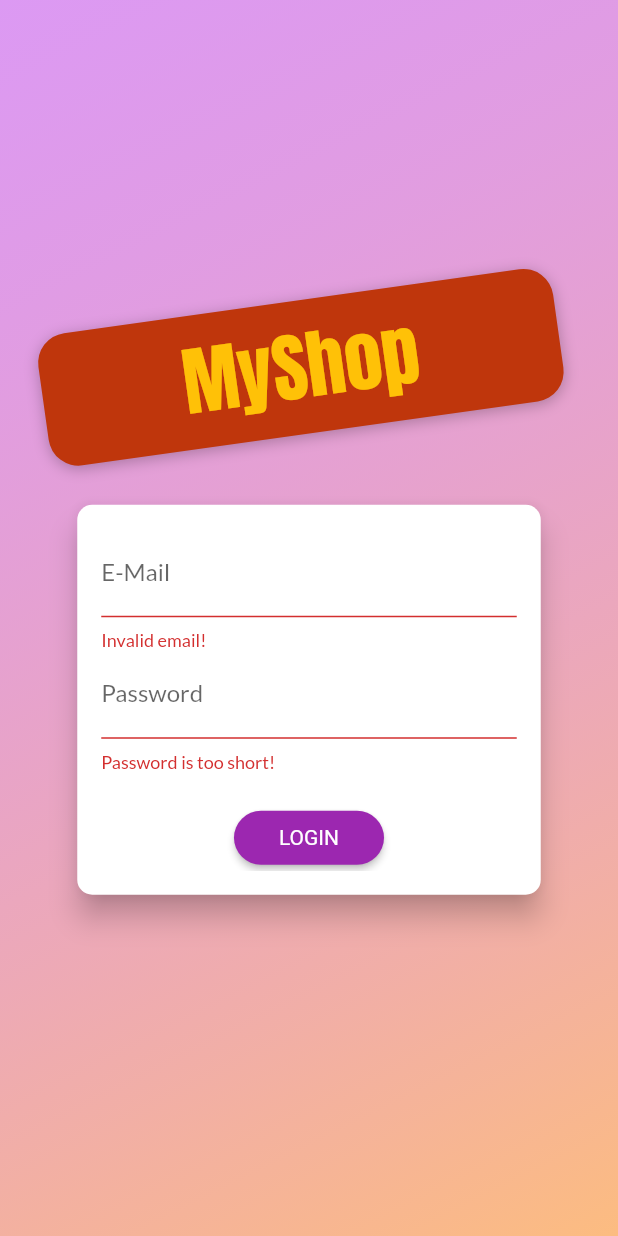
After one commit to nandanmaiya21/shoping_app, a Flutter app: the screen it shows after launch, after a tap on "LOGIN", on a phone screen of 412 x 824 dp. The commit adds this screen. Run offline on Flutter 3.47's test engine with Material 2 defaults, Android fonts, the phone set to English and light mode, and no system bars; our stand-ins replace blur, shared_preferences; network calls fail.

Commit message:
Third Commit

```diff
--- a/lib/main.dart
+++ b/lib/main.dart
@@ -1,4 +1,5 @@
 import 'package:flutter/material.dart';
+import 'package:shoping_app/screens/splash_screen.dart';
 import 'providers/orders.dart';
 import 'package:shoping_app/providers/cart.dart';
 import 'package:shoping_app/screens/cart_screen.dart';
@@ -10,6 +11,8 @@ import 'package:provider/provider.dart';
 import './screens/order_screen.dart';
 import './screens/user_product_screen.dart';
 import './screens/edit_product_screen.dart';
+import './providers/auth.dart';
+import './screens/auth_screen.dart';
 
 void main() => runApp(MyApp());
 
@@ -18,27 +21,52 @@ class MyApp extends StatelessWidget {
   Widget build(BuildContext context) {
     return MultiProvider(
       providers: [
-        ChangeNotifierProvider(
-          create: (ctx) => Products(),
+        ChangeNotifierProvider.value(
+          value: Auth(),
+        ),
+        ChangeNotifierProxyProvider<Auth, Products>(
+          create: (_) => Products('', [], ''),
+          update: (ctx, auth, previousProducts) => Products(
+              auth.token == null ? '' : auth.token!,
+              previousProducts == null ? [] : previousProducts.items,
+              auth.userId == null ? '' : auth.userId!),
         ),
         ChangeNotifierProvider(
           create: (ctx) => Cart(),
         ),
-        ChangeNotifierProvider(
-          create: (ctx) => Orders(),
+        ChangeNotifierProxyProvider<Auth, Orders>(
+          create: (_) => Orders('', '', []),
+          update: (ctx, auth, previousOrders) => Orders(
+              auth.token == null ? '' : auth.token!,
+              auth.userId == null ? '' : auth.userId!,
+              previousOrders == null ? [] : previousOrders.orders),
         ),
       ],
-      child: MaterialApp(
+      child: Consumer<Auth>(
+        builder: (ctx, auth, _) => MaterialApp(
           debugShowCheckedModeBanner: false,
           title: 'MyShop',
           theme: ThemeData(
             fontFamily: 'Lato',
+            textTheme: TextTheme(
+              titleLarge: TextStyle(color: Colors.amber),
+            ),
             colorScheme: ColorScheme.fromSwatch().copyWith(
                 primary: Colors.purple,
                 secondary: Colors.deepOrange,
                 onBackground: Colors.purple[100]),
+            scaffoldBackgroundColor: Colors.purple[100],
           ),
-        home: ProductOverviewScreen(),
+          home: auth.isAuth
+              ? ProductOverviewScreen()
+              : FutureBuilder(
+                  future: auth.tryAutoLogin(),
+                  builder: (ctx, authResultSnapShot) =>
+                      authResultSnapShot.connectionState ==
+                              ConnectionState.waiting
+                          ? SplashScreen()
+                          : AuthScreen(),
+                ),
           routes: {
             ProductDetailScreen.routeName: (ctx) => ProductDetailScreen(),
             CartScreen.routeName: (ctx) => CartScreen(),
@@ -48,6 +76,7 @@ class MyApp extends StatelessWidget {
             EditProductScreen.routeName: (ctx) => EditProductScreen(),
           },
         ),
+      ),
     );
   }
 }
--- /dev/null
+++ b/lib/providers/auth.dart
@@ -0,0 +1,123 @@
+import 'package:flutter/material.dart';
+import 'package:http/http.dart' as http;
+import 'dart:convert';
+import '../model/http_exception.dart';
+import 'dart:async';
+import 'package:shared_preferences/shared_preferences.dart';
+
+class Auth with ChangeNotifier {
+  String? _token;
+  DateTime? _expiryDate;
+  String? _userId;
+  Timer? _authTimer;
+
+  bool get isAuth {
+    return token != null;
+  }
+
+  String? get token {
+    if (_expiryDate != null &&
+        _expiryDate!.isAfter(DateTime.now()) &&
+        _token != null) {
+      return _token;
+    } else {
+      return null;
+    }
+  }
+
+  String? get userId {
+    return _userId;
+  }
+
+  Future<void> _authenticate(
+      String email, String password, String urlSegment) async {
+    final Uri url = Uri.parse(
+        'https://identitytoolkit.googleapis.com/v1/accounts:$urlSegment?key=AIzaSyBz-HX_NRbAsOvB0582aT6UpDdjJqq-54E');
+    try {
+      final response = await http.post(
+        url,
+        body: json.encode(
+          {
+            'email': email,
+            'password': password,
+            'returnSecureToken': true,
+          },
+        ),
+      );
+      final responseData = json.decode(response.body);
+      if (responseData['error'] != null) {
+        throw HttpException(responseData['error']['message']);
+      }
+
+      _token = responseData['idToken'];
+      _userId = responseData['localId'];
+      _expiryDate = DateTime.now()
+          .add(Duration(seconds: int.parse(responseData['expiresIn'])));
+      _autoLogout();
+      notifyListeners();
+
+      final prefs = await SharedPreferences.getInstance();
+      final userData = json.encode({
+        'token': _token,
+        'userId': _userId,
+        'expiryDate': _expiryDate!.toIso8601String()
+      });
+      prefs.setString('userData', userData);
+    } catch (error) {
+      rethrow;
+    }
+  }
+
+  Future<void> signup(String email, String password) async {
+    return _authenticate(email, password, 'signUp');
+  }
+
+  Future<void> login(String email, String password) async {
+    return _authenticate(email, password, 'signInWithPassword');
+  }
+
+  Future<bool> tryAutoLogin() async {
+    final prefs = await SharedPreferences.getInstance();
+    if (!prefs.containsKey('userData')) {
+      return false;
+    }
+    final extractedUserData =
+        json.decode(prefs.getString('userData')!) as Map<String, dynamic>;
+    final expiryDate =
+        DateTime.parse(extractedUserData['expiryDate'] as String);
+
+    if (expiryDate.isAfter(DateTime.now())) {
+      return false;
+    }
+
+    _token = extractedUserData['token'] as String;
+    _userId = extractedUserData['userId'] as String;
+    _expiryDate = expiryDate;
+    notifyListeners();
+    _autoLogout();
+    return true;
+  }
+
+  void logout() {
+    _token = null;
+    _userId = null;
+    _expiryDate = null;
+
+    if (_authTimer != null) {
+      _authTimer!.cancel();
+      _authTimer = null;
+    }
+
+    notifyListeners();
+  }
+
+  void _autoLogout() {
+    if (_authTimer != null) {
+      _authTimer!.cancel();
+    }
+
+    final timeToExpiry = _expiryDate!.difference(DateTime.now()).inSeconds;
+
+    _authTimer = Timer(Duration(seconds: timeToExpiry), logout);
+  }
+}
--- a/lib/providers/orders.dart
+++ b/lib/providers/orders.dart
@@ -20,14 +20,18 @@ class OrderItem {
 
 class Orders with ChangeNotifier {
   List<OrderItem> _orders = [];
+  final String token;
+  final String userId;
+
+  Orders(this.token, this.userId, this._orders);
 
   List<OrderItem> get orders {
     return [..._orders];
   }
 
   Future<void> addOrder(List<CartItem> cartProducts, double total) async {
-    final Uri url = Uri.https(
-        'flutter-update-a0552-default-rtdb.firebaseio.com', '/orders.json');
+    final Uri url = Uri.parse(
+        'https://flutter-update-a0552-default-rtdb.firebaseio.com/orders/$userId.json?auth=$token');
     final timeStamp = DateTime.now();
     final response = await http.post(url,
         body: json.encode({
@@ -59,8 +63,8 @@ class Orders with ChangeNotifier {
   }
 
   Future<void> fetchAndSetOrders() async {
-    final Uri url = Uri.https(
-        'flutter-update-a0552-default-rtdb.firebaseio.com', '/orders.json');
+    final Uri url = Uri.parse(
+        'https://flutter-update-a0552-default-rtdb.firebaseio.com/orders/$userId.json?auth=$token');
     final response = await http.get(url);
     final List<OrderItem> loadedOrders = [];
     final extractedData = json.decode(response.body) as Map<String, dynamic>;
--- /dev/null
+++ b/lib/screens/auth_screen.dart
@@ -0,0 +1,284 @@
+import 'dart:math';
+
+import 'package:flutter/material.dart';
+import '../providers/auth.dart';
+import 'package:provider/provider.dart';
+import '../model/http_exception.dart';
+
+enum AuthMode { Signup, Login }
+
+class AuthScreen extends StatelessWidget {
+  static const routeName = '/auth';
+
+  @override
+  Widget build(BuildContext context) {
+    final deviceSize = MediaQuery.of(context).size;
+    // final transformConfig = Matrix4.rotationZ(-8 * pi / 180);
+    // transformConfig.translate(-10.0);
+    return Scaffold(
+      // resizeToAvoidBottomInset: false,
+      body: Stack(
+        children: <Widget>[
+          Container(
+            decoration: BoxDecoration(
+              gradient: LinearGradient(
+                colors: [
+                  Color.fromRGBO(215, 117, 255, 1).withOpacity(0.5),
+                  Color.fromRGBO(255, 188, 117, 1).withOpacity(0.9),
+                ],
+                begin: Alignment.topLeft,
+                end: Alignment.bottomRight,
+                stops: [0, 1],
+              ),
+            ),
+          ),
+          SingleChildScrollView(
+            child: Container(
+              height: deviceSize.height,
+              width: deviceSize.width,
+              child: Column(
+                mainAxisAlignment: MainAxisAlignment.center,
+                crossAxisAlignment: CrossAxisAlignment.center,
+                children: <Widget>[
+                  Flexible(
+                    child: Container(
+                      margin: EdgeInsets.only(bottom: 20.0),
+                      padding:
+                          EdgeInsets.symmetric(vertical: 8.0, horizontal: 94.0),
+                      transform: Matrix4.rotationZ(-8 * pi / 180)
+                        ..translate(-10.0),
+                      // ..translate(-10.0),
+                      decoration: BoxDecoration(
+                        borderRadius: BorderRadius.circular(20),
+                        color: Colors.deepOrange.shade900,
+                        boxShadow: [
+                          BoxShadow(
+                            blurRadius: 8,
+                            color: Colors.black26,
+                            offset: Offset(0, 2),
+                          )
+                        ],
+                      ),
+                      child: Text(
+                        'MyShop',
+                        style: TextStyle(
+                          color: Theme.of(context).textTheme.titleLarge!.color,
+                          fontSize: 50,
+                          fontFamily: 'Anton',
+                          fontWeight: FontWeight.normal,
+                        ),
+                      ),
+                    ),
+                  ),
+                  Flexible(
+                    flex: deviceSize.width > 600 ? 2 : 1,
+                    child: AuthCard(),
+                  ),
+                ],
+              ),
+            ),
+          ),
+        ],
+      ),
+    );
+  }
+}
+
+class AuthCard extends StatefulWidget {
+  const AuthCard({
+    Key? key,
+  }) : super(key: key);
+
+  @override
+  _AuthCardState createState() => _AuthCardState();
+}
+
+class _AuthCardState extends State<AuthCard> {
+  final GlobalKey<FormState> _formKey = GlobalKey();
+  AuthMode _authMode = AuthMode.Login;
+  Map<String, String> _authData = {
+    'email': '',
+    'password': '',
+  };
+  var _isLoading = false;
+  final _passwordController = TextEditingController();
+
+  void _showErrorDialog(String message) {
+    showDialog(
+      context: context,
+      builder: (ctx) => AlertDialog(
+        title: Text('An Error Occured!'),
+        content: Text(message),
+        actions: [
+          TextButton(
+              onPressed: () {
+                Navigator.of(ctx).pop();
+              },
+              child: const Text('OK'))
+        ],
+      ),
+    );
+  }
+
+  Future<void> _submit() async {
+    if (!_formKey.currentState!.validate()) {
+      // Invalid!
+      return;
+    }
+    _formKey.currentState!.save();
+    setState(() {
+      _isLoading = true;
+    });
+
+    try {
+      if (_authMode == AuthMode.Login) {
+        // Log user in
+        await Provider.of<Auth>(context, listen: false)
+            .login(_authData['email']!, _authData['password']!);
+      } else {
+        // Sign user up
+        await Provider.of<Auth>(context, listen: false)
+            .signup(_authData['email']!, _authData['password']!);
+      }
+    } on HttpException catch (error) {
+      var errorMessage = 'Authentication failed!';
+
+      if (error.toString().contains('EMAIL_EXISTS')) {
+        errorMessage = 'This email address is already in use.';
+      } else if (error.toString().contains('INVALID_EMAIL')) {
+        errorMessage = 'This is not a valid email address.';
+      } else if (error.toString().contains('WEAK_PASSWORD')) {
+        errorMessage = 'This password is to weak.';
+      } else if (error.toString().contains('EMAIL_NOT_FOUND')) {
+        errorMessage = 'Could not find user with that email.';
+      } else if (error.toString().contains('INVALID_PASSWORD')) {
+        errorMessage = 'Invalid password.';
+      }
+
+      _showErrorDialog(errorMessage);
+    } catch (error) {
+      const errorMessage = 'Could not authenticate you. Please try again later';
+
+      _showErrorDialog(errorMessage);
+    }
+
+    setState(() {
+      _isLoading = false;
+    });
+  }
+
+  void _switchAuthMode() {
+    if (_authMode == AuthMode.Login) {
+      setState(() {
+        _authMode = AuthMode.Signup;
+      });
+    } else {
+      setState(() {
+        _authMode = AuthMode.Login;
+      });
+    }
+  }
+
+  @override
+  Widget build(BuildContext context) {
+    final deviceSize = MediaQuery.of(context).size;
+    return Card(
+      shape: RoundedRectangleBorder(
+        borderRadius: BorderRadius.circular(10.0),
+      ),
+      elevation: 8.0,
+      child: Container(
+        height: _authMode == AuthMode.Signup ? 320 : 260,
+        constraints:
+            BoxConstraints(minHeight: _authMode == AuthMode.Signup ? 320 : 260),
+        width: deviceSize.width * 0.75,
+        padding: EdgeInsets.all(16.0),
+        child: Form(
+          key: _formKey,
+          child: SingleChildScrollView(
+            child: Column(
+              children: <Widget>[
+                TextFormField(
+                  decoration: InputDecoration(labelText: 'E-Mail'),
+                  keyboardType: TextInputType.emailAddress,
+                  validator: (value) {
+                    if (value!.isEmpty || !value.contains('@')) {
+                      return 'Invalid email!';
+                    }
+                    return null;
+                    return null;
+                  },
+                  onSaved: (value) {
+                    _authData['email'] = value!;
+                  },
+                ),
+                TextFormField(
+                  decoration: InputDecoration(labelText: 'Password'),
+                  obscureText: true,
+                  controller: _passwordController,
+                  validator: (value) {
+                    if (value!.isEmpty || value.length < 5) {
+                      return 'Password is too short!';
+                    }
+                  },
+                  onSaved: (value) {
+                    _authData['password'] = value!;
+                  },
+                ),
+                if (_authMode == AuthMode.Signup)
+                  TextFormField(
+                    enabled: _authMode == AuthMode.Signup,
+                    decoration: InputDecoration(labelText: 'Confirm Password'),
+                    obscureText: true,
+                    validator: _authMode == AuthMode.Signup
+                        ? (value) {
+                            if (value != _passwordController.text) {
+                              return 'Passwords do not match!';
+                            }
+                          }
+                        : null,
+                  ),
+                SizedBox(
+                  height: 20,
+                ),
+                if (_isLoading)
+                  CircularProgressIndicator()
+                else
+                  ElevatedButton(
+                    child:
+                        Text(_authMode == AuthMode.Login ? 'LOGIN' : 'SIGN UP'),
+                    onPressed: _submit,
+                    style: ButtonStyle(
+                        padding: MaterialStatePropertyAll(
+                          EdgeInsets.symmetric(horizontal: 30.0, vertical: 8.0),
+                        ),
+                        shape: MaterialStateProperty.all(
+                          RoundedRectangleBorder(
+                            borderRadius: BorderRadius.circular(30),
+                          ),
+                        ),
+                        backgroundColor: MaterialStatePropertyAll(
+                            Theme.of(context).colorScheme.primary),
+                        textStyle: MaterialStatePropertyAll(TextStyle(
+                            color: Theme.of(context).colorScheme.onPrimary))),
+                  ),
+                TextButton(
+                  child: Text(
+                      '${_authMode == AuthMode.Login ? 'SIGNUP' : 'LOGIN'} INSTEAD'),
+                  onPressed: _switchAuthMode,
+                  style: ButtonStyle(
+                      textStyle: MaterialStatePropertyAll(TextStyle(
+                          color: Theme.of(context).colorScheme.primary)),
+                      tapTargetSize: MaterialTapTargetSize.shrinkWrap,
+                      padding: MaterialStatePropertyAll(
+                        EdgeInsets.symmetric(horizontal: 30.0, vertical: 4),
+                      )),
+                ),
+              ],
+            ),
+          ),
+        ),
+      ),
+    );
+  }
+}
--- a/lib/screens/cart_screen.dart
+++ b/lib/screens/cart_screen.dart
@@ -12,7 +12,6 @@ class CartScreen extends StatelessWidget {
   Widget build(BuildContext context) {
     final cart = Provider.of<Cart>(context);
     return Scaffold(
-      backgroundColor: Theme.of(context).colorScheme.onBackground,
       appBar: AppBar(
         title: Text('Your Cart'),
       ),
--- a/lib/screens/edit_product_screen.dart
+++ b/lib/screens/edit_product_screen.dart
@@ -117,6 +117,11 @@ class _EditProductScreenState extends State<EditProductScreen> {
 
         ScaffoldMessenger.of(context)
             .showSnackBar(SnackBar(content: const Text('Product Updated!!')));
+
+        setState(() {
+          _isLoading = false;
+        });
+        Navigator.of(context).pop();
       } else {
         try {
           await Provider.of<Products>(context, listen: false).addProduct(
--- a/lib/screens/image_screen.dart
+++ b/lib/screens/image_screen.dart
@@ -11,7 +11,6 @@ class ImageScreen extends StatelessWidget {
         ModalRoute.of(context)!.settings.arguments as List<String>;
     final String imageUrl;
     return Scaffold(
-      backgroundColor: Theme.of(context).colorScheme.onBackground,
       appBar: AppBar(
         centerTitle: true,
         title: Text(
--- a/lib/screens/order_screen.dart
+++ b/lib/screens/order_screen.dart
@@ -3,6 +3,7 @@ import 'package:provider/provider.dart';
 import '../widgets/app_drawer.dart';
 import '../providers/orders.dart' show Orders;
 import '../widgets/order_item.dart';
+import '../providers/auth.dart';
 
 class OrdersScreen extends StatelessWidget {
   static const routeName = '/orders';
@@ -12,7 +13,6 @@ class OrdersScreen extends StatelessWidget {
   Widget build(BuildContext context) {
     // final orderData = Provider.of<Orders>(context);
     return Scaffold(
-      backgroundColor: Theme.of(context).colorScheme.onBackground,
       appBar: AppBar(
         centerTitle: true,
         title: Text('Your Orders'),
@@ -25,6 +25,7 @@ class OrdersScreen extends StatelessWidget {
             return Center(child: CircularProgressIndicator());
           } else {
             if (dataSnapshot.error != null) {
+              print(dataSnapshot.error);
               //Error handling
               throw 'Something';
             } else {
--- a/lib/screens/product_detail_screen.dart
+++ b/lib/screens/product_detail_screen.dart
@@ -15,7 +15,6 @@ class ProductDetailScreen extends StatelessWidget {
     final loaderProduct =
         Provider.of<Products>(context, listen: false).findById(product.id);
     return Scaffold(
-      backgroundColor: Theme.of(context).colorScheme.onBackground,
       appBar: AppBar(
         centerTitle: true,
         title: Text(loaderProduct.title),
--- a/lib/screens/products_overview_screen.dart
+++ b/lib/screens/products_overview_screen.dart
@@ -49,7 +49,6 @@ class _ProductOverviewScreenState extends State<ProductOverviewScreen> {
   @override
   Widget build(BuildContext context) {
     return Scaffold(
-      backgroundColor: Theme.of(context).colorScheme.onBackground,
       appBar: AppBar(
         title: Text('MyShop'),
         actions: [
--- /dev/null
+++ b/lib/screens/splash_screen.dart
@@ -0,0 +1,12 @@
+import 'package:flutter/material.dart';
+
+class SplashScreen extends StatelessWidget {
+  @override
+  Widget build(BuildContext context) {
+    return Scaffold(
+      body: Center(
+        child: Text('Loading...'),
+      ),
+    );
+  }
+}
--- a/lib/widgets/order_item.dart
+++ b/lib/widgets/order_item.dart
@@ -20,7 +20,7 @@ class _OrderItemState extends State<OrderItem> {
       margin: const EdgeInsets.all(10),
       child: Column(children: [
         ListTile(
-          title: Text('\$${widget.order.amount}'),
+          title: Text('\$${widget.order.amount.toStringAsFixed(2)}'),
           subtitle: Text(
               DateFormat('dd/MM/yyyy hh:mm').format(widget.order.dateTime)),
           trailing: IconButton(
--- a/lib/widgets/product_item.dart
+++ b/lib/widgets/product_item.dart
@@ -4,12 +4,14 @@ import '../providers/product.dart';
 import '../screens/product_detail_screen.dart';
 import 'package:provider/provider.dart';
 import '../providers/cart.dart';
+import '../providers/auth.dart';
 
 class ProductItem extends StatelessWidget {
   @override
   Widget build(BuildContext context) {
     //final Product product = Provider.of<Product>(context);
     final cart = Provider.of<Cart>(context, listen: false);
+    final authData = Provider.of<Auth>(context, listen: false);
     return Consumer<Product>(
       builder: (ctx, product, child) => ClipRRect(
         borderRadius: BorderRadius.circular(10),
@@ -19,7 +21,7 @@ class ProductItem extends StatelessWidget {
               icon: Icon(
                   product.isFavorite ? Icons.favorite : Icons.favorite_border),
               onPressed: () {
-                product.toggleFavoriteStatus();
+                product.toggleFavoriteStatus(authData.token!, authData.userId!);
               },
               color: Theme.of(context).colorScheme.secondary,
             ),
--- a/pubspec.yaml
+++ b/pubspec.yaml
@@ -36,6 +36,7 @@ dependencies:
   provider: ^6.0.5
   intl: ^0.18.0
   http: ^0.13.5
+  shared_preferences: ^2.0.17
 
 
   # The following adds the Cupertino Icons font to your application.
```
Also changed, not shown: lib/providers/product.dart (+4 -4 lines), lib/providers/products_provider.dart (+27 -13 lines), lib/screens/user_product_screen.dart (+15 -5 lines), lib/widgets/app_drawer.dart (+13 -0 lines), lib/model/http_exception.dart (renamed from lib/model.dart/http_exception.dart), pubspec.lock, 1 other file. Lines whose indentation alone changed are shown as unchanged.
